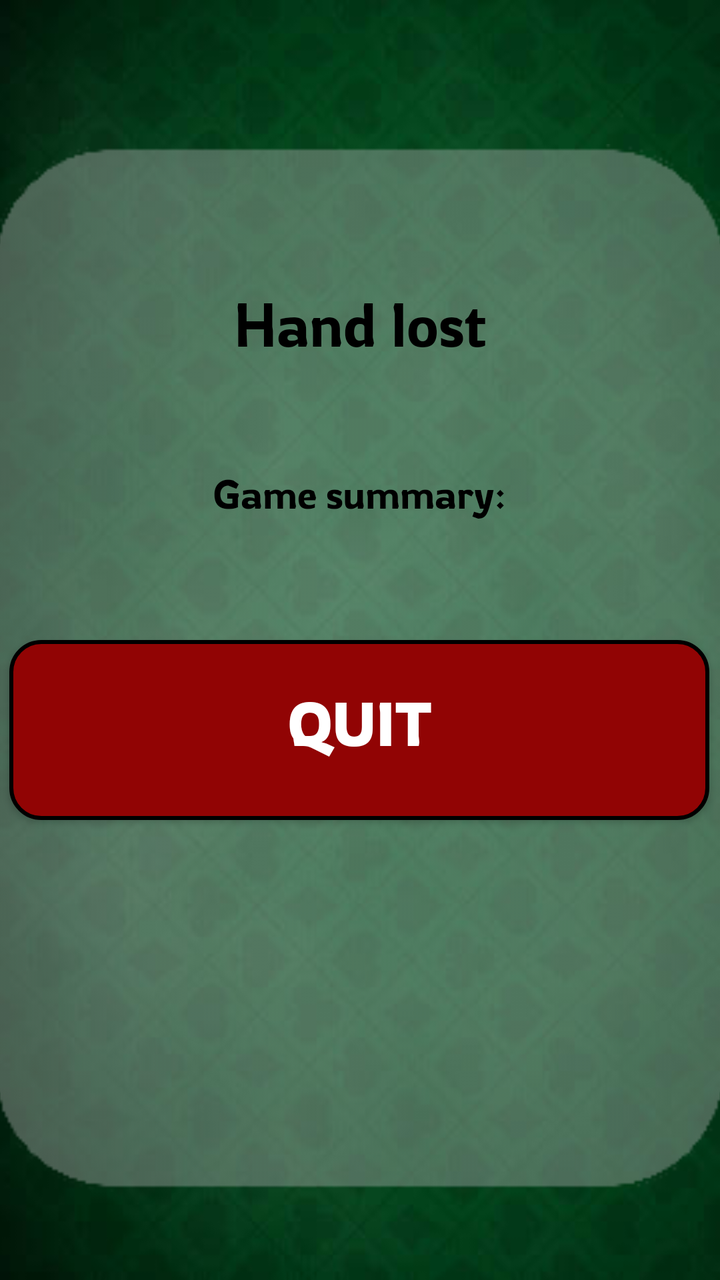
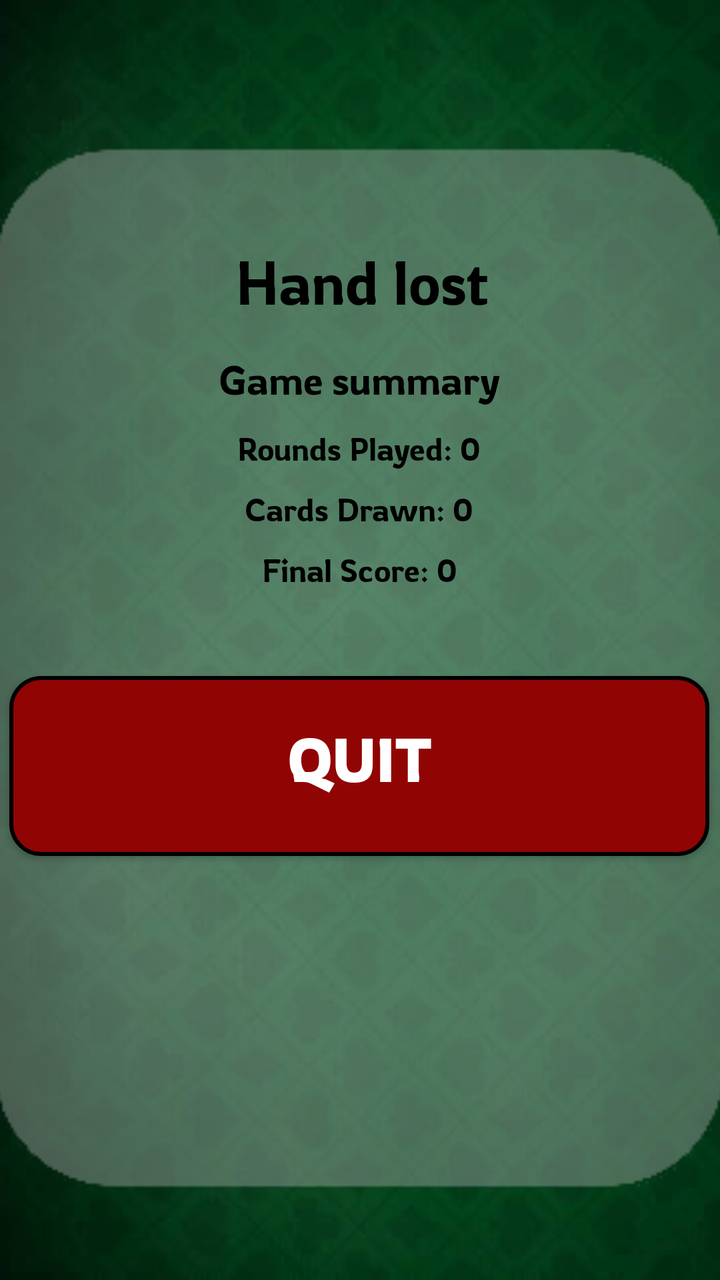

Two renders of the same Android screen: before a commit and after it. Below are the layout's source before the change and the commit's diff.
<!-- AndroidManifest.xml: application theme Theme._21Turbo -->
<!-- res/layout/screen_hand_lost.xml -->
<?xml version="1.0" encoding="utf-8"?>
<androidx.constraintlayout.widget.ConstraintLayout xmlns:android="http://schemas.android.com/apk/res/android"
    xmlns:app="http://schemas.android.com/apk/res-auto"
    xmlns:tools="http://schemas.android.com/tools"
    android:id="@+id/handLost"
    android:layout_width="match_parent"
    android:layout_height="match_parent"
    android:background="@drawable/table_background"
    tools:context=".HandLostActivity"
    tools:layout_editor_absoluteX="-18dp"
    tools:layout_editor_absoluteY="-48dp">

    <ImageView
        android:id="@+id/imageView2"
        android:layout_width="374dp"
        android:layout_height="524dp"
        android:layout_marginStart="18dp"
        android:layout_marginTop="72dp"
        android:layout_marginEnd="19dp"
        android:alpha="0.4"
        app:layout_constraintEnd_toEndOf="parent"
        app:layout_constraintStart_toStartOf="parent"
        app:layout_constraintTop_toTopOf="parent"
        app:srcCompat="@drawable/squircle_shape" />

    <TextView
        android:id="@+id/textView"
        android:layout_width="wrap_content"
        android:layout_height="wrap_content"
        android:layout_marginStart="142dp"
        android:layout_marginTop="137dp"
        android:layout_marginEnd="142dp"
        android:fontFamily="@font/rowdies_light"
        android:text="Hand lost"
        android:textColor="#000000"
        android:textSize="30sp"
        app:layout_constraintEnd_toEndOf="parent"
        app:layout_constraintStart_toStartOf="parent"
        app:layout_constraintTop_toTopOf="parent" />

    <TextView
        android:id="@+id/textView2"
        android:layout_width="wrap_content"
        android:layout_height="wrap_content"
        android:layout_marginStart="131dp"
        android:layout_marginTop="230dp"
        android:layout_marginEnd="132dp"
        android:fontFamily="@font/rowdies_light"
        android:text="Game summary:"
        android:textColor="#000000"
        android:textSize="20sp"
        app:layout_constraintEnd_toEndOf="parent"
        app:layout_constraintStart_toStartOf="parent"
        app:layout_constraintTop_toTopOf="parent" />

    <Button
        android:id="@+id/handLostButton"
        android:layout_width="wrap_content"
        android:layout_height="wrap_content"
        android:layout_marginStart="30dp"
        android:layout_marginTop="320dp"
        android:layout_marginEnd="31dp"
        android:width="350dp"
        android:height="90dp"
        app:backgroundTint="@null"
        android:background="@drawable/bordered_buttons_red1"
        android:fontFamily="@font/rowdies_regular"
        android:text="Quit"
        android:textColor="#FFFFFF"
        android:textSize="30sp"
        app:layout_constraintEnd_toEndOf="parent"
        app:layout_constraintStart_toStartOf="parent"
        app:layout_constraintTop_toTopOf="parent"
        app:shapeAppearanceOverlay="@style/LessRoundButton" />
</androidx.constraintlayout.widget.ConstraintLayout>
<!-- resources referenced by this layout -->
<resources>
  <!-- drawable bordered_buttons_red1 (drawable) -->
  <?xml version="1.0" encoding="utf-8"?>
  <shape xmlns:android="http://schemas.android.com/apk/res/android"
      android:shape="rectangle">
  
      <solid android:color="#910404" />
      <stroke android:width="2dp" android:color="#000000" />
      <corners android:radius="15dp" />
  
  </shape>
  <!-- drawable squircle_shape: png bitmap (drawable, 4656 bytes) -->
  <!-- drawable table_background: png bitmap (drawable, 149849 bytes) -->
  <style name="LessRoundButton" parent="ShapeAppearance.MaterialComponents.SmallComponent">
      <item name="cornerSize">16dp</item></style>
  <style name="Theme._21Turbo" parent="Base.Theme._21Turbo" />
  <style name="Base.Theme._21Turbo" parent="Theme.Material3.DayNight.NoActionBar">
          
          
      </style>
</resources>

<!-- the commit's change to res/layout/screen_hand_lost.xml (unified diff, before → after) -->
@@ -27,49 +27,79 @@
         android:id="@+id/textView"
         android:layout_width="wrap_content"
         android:layout_height="wrap_content"
-        android:layout_marginStart="142dp"
-        android:layout_marginTop="137dp"
-        android:layout_marginEnd="142dp"
+        android:layout_marginTop="44dp"
         android:fontFamily="@font/rowdies_light"
         android:text="Hand lost"
         android:textColor="#000000"
         android:textSize="30sp"
-        app:layout_constraintEnd_toEndOf="parent"
-        app:layout_constraintStart_toStartOf="parent"
-        app:layout_constraintTop_toTopOf="parent" />
+        app:layout_constraintEnd_toEndOf="@+id/imageView2"
+        app:layout_constraintHorizontal_bias="0.506"
+        app:layout_constraintStart_toStartOf="@+id/imageView2"
+        app:layout_constraintTop_toTopOf="@+id/imageView2" />
 
     <TextView
-        android:id="@+id/textView2"
+        android:id="@+id/textGameSummary"
         android:layout_width="wrap_content"
         android:layout_height="wrap_content"
-        android:layout_marginStart="131dp"
-        android:layout_marginTop="230dp"
-        android:layout_marginEnd="132dp"
         android:fontFamily="@font/rowdies_light"
-        android:text="Game summary:"
+        android:text="Game summary"
         android:textColor="#000000"
         android:textSize="20sp"
-        app:layout_constraintEnd_toEndOf="parent"
-        app:layout_constraintStart_toStartOf="parent"
-        app:layout_constraintTop_toTopOf="parent" />
+        app:layout_constraintEnd_toEndOf="@+id/imageView2"
+        app:layout_constraintStart_toStartOf="@+id/imageView2"
+        app:layout_constraintTop_toBottomOf="@+id/textView" />
 
     <Button
         android:id="@+id/handLostButton"
         android:layout_width="wrap_content"
         android:layout_height="wrap_content"
-        android:layout_marginStart="30dp"
-        android:layout_marginTop="320dp"
-        android:layout_marginEnd="31dp"
+        android:layout_marginTop="36dp"
         android:width="350dp"
         android:height="90dp"
-        app:backgroundTint="@null"
         android:background="@drawable/bordered_buttons_red1"
         android:fontFamily="@font/rowdies_regular"
         android:text="Quit"
         android:textColor="#FFFFFF"
         android:textSize="30sp"
-        app:layout_constraintEnd_toEndOf="parent"
-        app:layout_constraintStart_toStartOf="parent"
-        app:layout_constraintTop_toTopOf="parent"
+        app:backgroundTint="@null"
+        app:layout_constraintEnd_toEndOf="@+id/imageView2"
+        app:layout_constraintStart_toStartOf="@+id/imageView2"
+        app:layout_constraintTop_toBottomOf="@+id/textFinalScore"
         app:shapeAppearanceOverlay="@style/LessRoundButton" />
+
+    <TextView
+        android:id="@+id/textRoundsPlayed"
+        android:layout_width="wrap_content"
+        android:layout_height="wrap_content"
+        android:fontFamily="@font/rowdies_light"
+        android:text="Rounds Played: 0"
+        android:textColor="#000000"
+        android:textSize="16sp"
+        app:layout_constraintEnd_toEndOf="@+id/imageView2"
+        app:layout_constraintStart_toStartOf="@+id/imageView2"
+        app:layout_constraintTop_toBottomOf="@+id/textGameSummary" />
+
+    <TextView
+        android:id="@+id/textFinalScore"
+        android:layout_width="wrap_content"
+        android:layout_height="wrap_content"
+        android:fontFamily="@font/rowdies_light"
+        android:text="Final Score: 0"
+        android:textColor="#000000"
+        android:textSize="16sp"
+        app:layout_constraintEnd_toEndOf="@+id/imageView2"
+        app:layout_constraintStart_toStartOf="@+id/imageView2"
+        app:layout_constraintTop_toBottomOf="@+id/textCardsDrawn" />
+
+    <TextView
+        android:id="@+id/textCardsDrawn"
+        android:layout_width="wrap_content"
+        android:layout_height="wrap_content"
+        android:fontFamily="@font/rowdies_light"
+        android:text="Cards Drawn: 0"
+        android:textColor="#000000"
+        android:textSize="16sp"
+        app:layout_constraintEnd_toEndOf="@+id/imageView2"
+        app:layout_constraintStart_toStartOf="@+id/imageView2"
+        app:layout_constraintTop_toBottomOf="@+id/textRoundsPlayed" />
 </androidx.constraintlayout.widget.ConstraintLayout>
